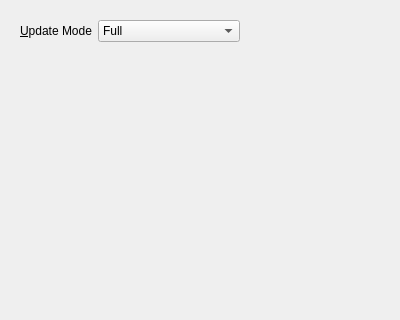
Qt form UI/glowbot-canvas-settings.ui (textbrowser/glitch) before a commit; both pictures show x 0 to 400 and y 0 to 320 of the 400 by 500 pixel window.
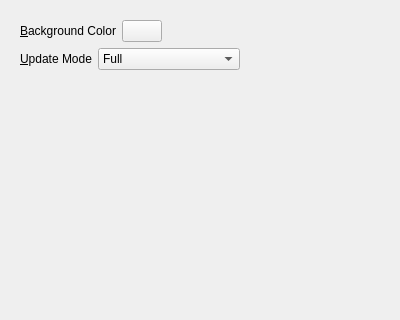
The same form after that commit.

Commit message: Default background color of light gray.

The edit to the form file:
```diff
--- a/UI/glowbot-canvas-settings.ui
+++ b/UI/glowbot-canvas-settings.ui
@@ -32,6 +32,40 @@
        </rect>
       </property>
       <layout class="QVBoxLayout" name="verticalLayout_2">
+       <item>
+        <layout class="QHBoxLayout" name="horizontalLayout_2">
+         <item>
+          <widget class="QLabel" name="label_2">
+           <property name="text">
+            <string>&amp;Background Color</string>
+           </property>
+           <property name="buddy">
+            <cstring>background_color</cstring>
+           </property>
+          </widget>
+         </item>
+         <item>
+          <widget class="QPushButton" name="background_color">
+           <property name="text">
+            <string/>
+           </property>
+          </widget>
+         </item>
+         <item>
+          <spacer name="horizontalSpacer_2">
+           <property name="orientation">
+            <enum>Qt::Horizontal</enum>
+           </property>
+           <property name="sizeHint" stdset="0">
+            <size>
+             <width>40</width>
+             <height>20</height>
+            </size>
+           </property>
+          </spacer>
+         </item>
+        </layout>
+       </item>
        <item>
         <layout class="QHBoxLayout" name="horizontalLayout">
          <item>
@@ -97,7 +131,7 @@
          <property name="sizeHint" stdset="0">
           <size>
            <width>20</width>
-           <height>394</height>
+           <height>359</height>
           </size>
          </property>
         </spacer>
```
Left out of the diff: 1 changed line with no effect on the pictures. The commit also changes 1 other file.
